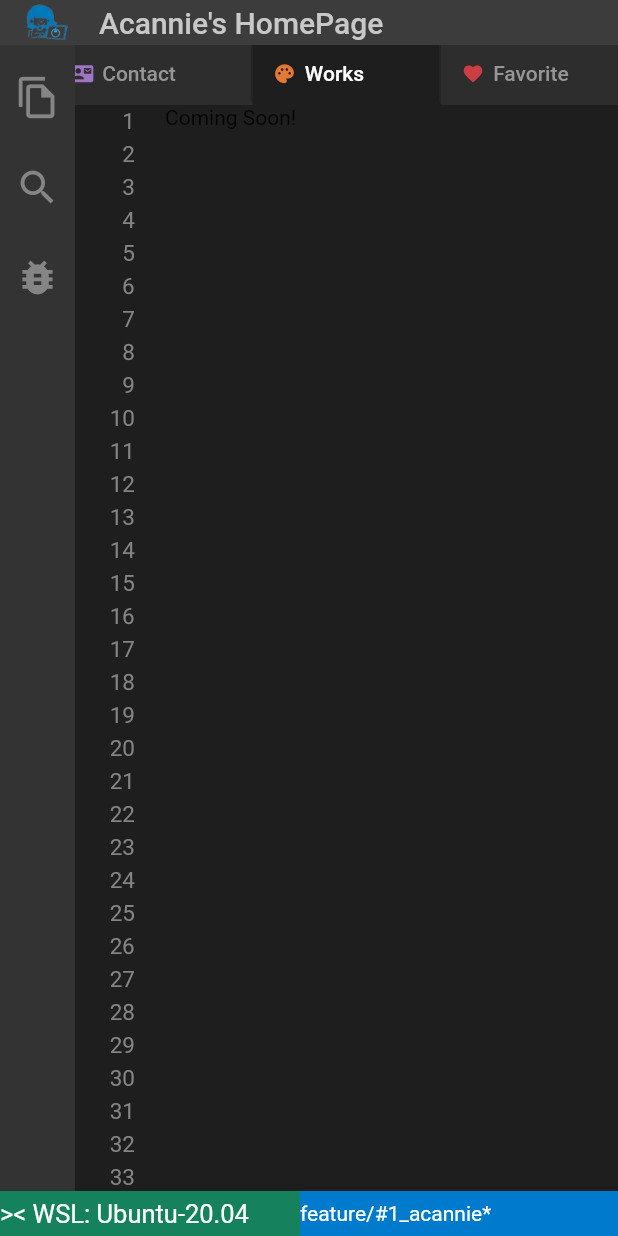
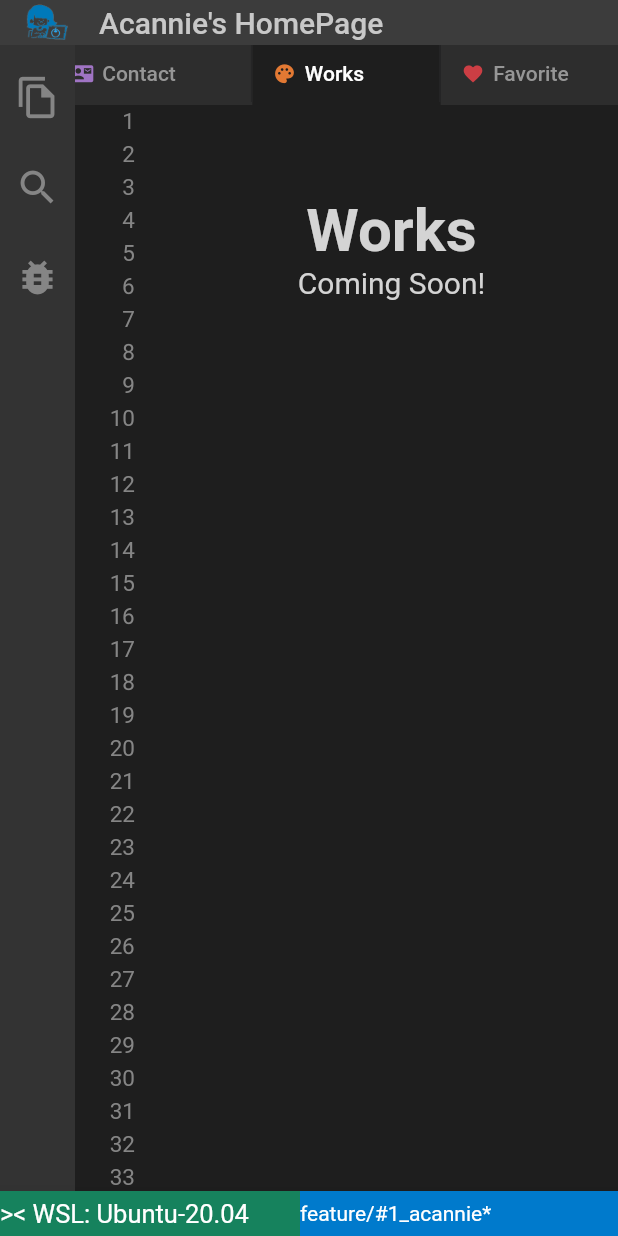
Before and after one commit to acannie/acannie, a Flutter app: the screen it shows after launch, tab 3 chosen, on a phone screen of 412 x 824 dp. Run offline on Flutter 3.47's test engine with Material 2 defaults, Android fonts, the light colour scheme and no system bars.

Commit message:
code: coming soon on empty page

```diff
--- a/lib/works.dart
+++ b/lib/works.dart
@@ -1,10 +1,19 @@
 import 'package:flutter/material.dart';
-import 'package:flutter/services.dart';
 
-// 技術的成果
+import 'layout.dart';
+
+// 作品紹介
 class Works extends StatelessWidget {
   @override
   Widget build(BuildContext context) {
-    return Text("Coming Soon!");
+    return Container(
+      child: Column(
+        children: [
+          Padding(padding: EdgeInsets.all(30)),
+          Layout.titleText("Works"),
+          Layout.sentenceText("Coming Soon!"),
+        ],
+      ),
+    );
   }
 }
```
Also changed, not shown: lib/favorite.dart (+12 -3 lines).
